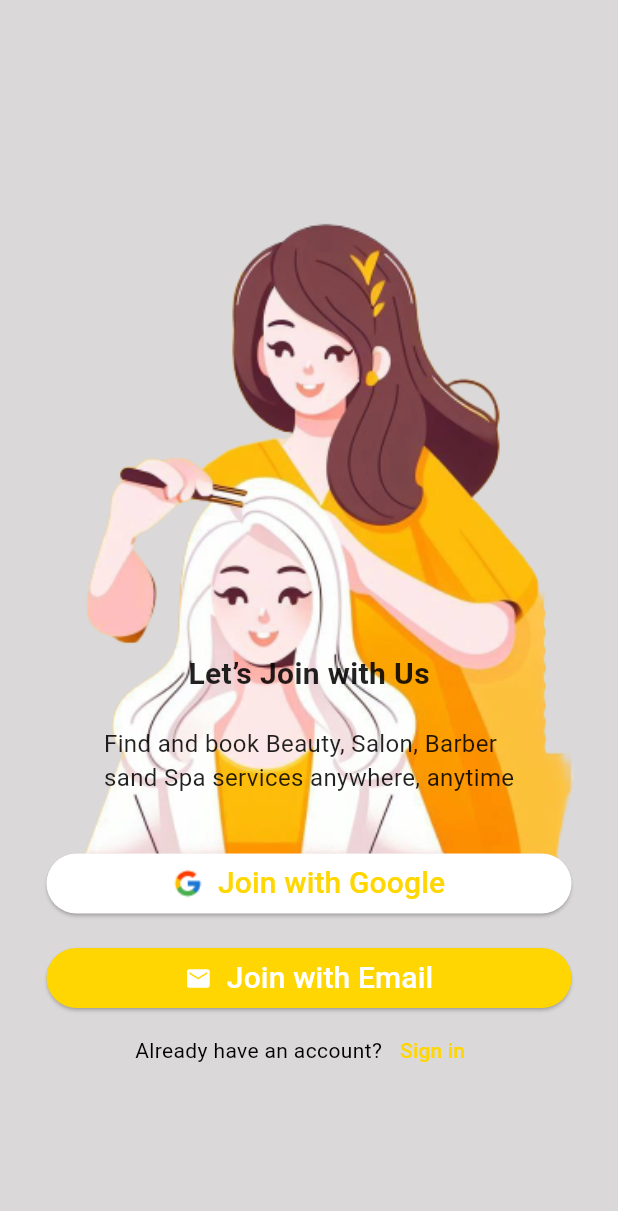
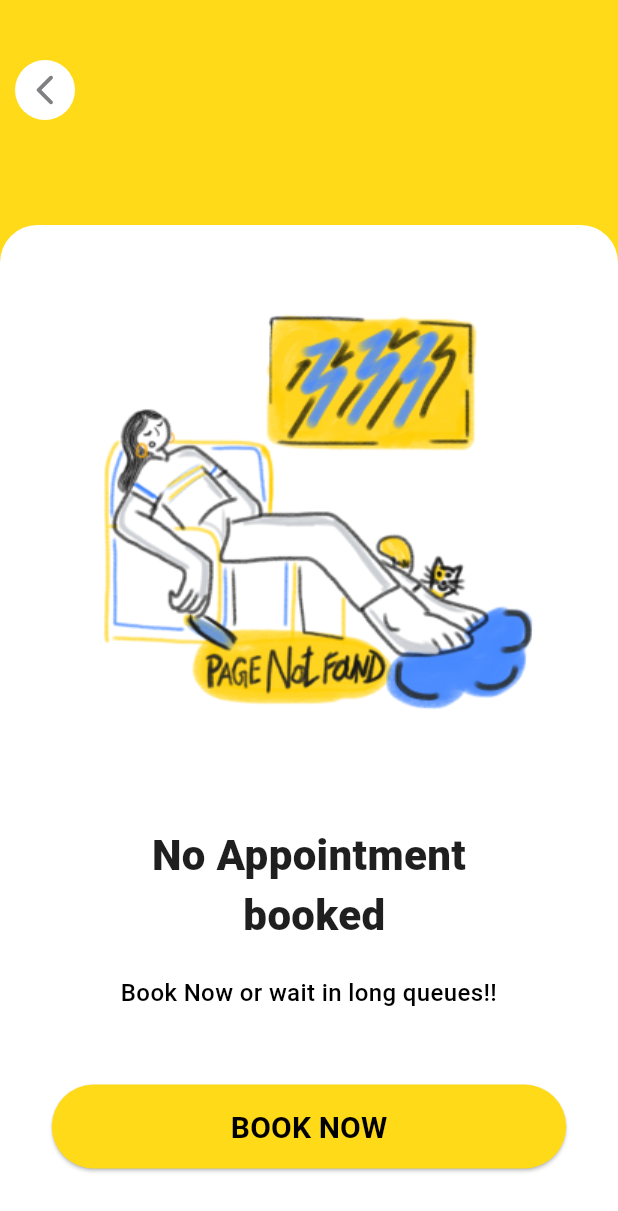
Before and after one commit to darshsingh116/ajnabee_backup, a Flutter app: the screen it shows after launch, on a phone screen of 412 x 824 dp. Shown: the top 1211 px of the screen. Run offline on Flutter 3.47's test engine with Material 3 defaults, Android fonts, the light colour scheme and no system bars; our stand-ins replace bloc, cloud_firestore, equatable, firebase_auth, firebase_core, firebase_storage and 3 more; accounts and stored records are empty; Roboto replaces fonts that are missing (Montserrat, Poppins).

Commit message:
after_booking pages added

```diff
--- a/lib/main.dart
+++ b/lib/main.dart
@@ -3,11 +3,14 @@ import 'package:ajnabee/bloc/home/bloc/home_bloc.dart';
 import 'package:ajnabee/firebase_options.dart';
 import 'package:ajnabee/repositories/firebase_repo.dart';
 import 'package:ajnabee/repositories/firebase_storage_repo.dart';
+import 'package:ajnabee/screens/after_booking/booking_done.dart';
+import 'package:ajnabee/screens/after_booking/pagenotfound.dart';
 import 'package:ajnabee/screens/boarding_screen.dart';
 import 'package:ajnabee/screens/salon_details.dart';
 import 'package:flutter/material.dart';
 import 'package:flutter_bloc/flutter_bloc.dart';
 import 'package:firebase_core/firebase_core.dart';
+import 'package:ajnabee/screens/after_booking/error.dart';
 
 import 'screens/homepage.dart';
 
@@ -44,7 +47,7 @@ class MyApp extends StatelessWidget {
       ),
       debugShowCheckedModeBanner: false,
       //home: const RootPage(),
-      home: BoardingScreen()
+      home: PageNotFound()
     )));
   }
 }
--- /dev/null
+++ b/lib/screens/after_booking/pagenotfound.dart
@@ -0,0 +1,114 @@
+import 'package:flutter/material.dart';
+
+import '../homepage.dart';
+class PageNotFound extends StatefulWidget {
+  const PageNotFound({super.key});
+
+  @override
+  State<PageNotFound> createState() => _PageNotFoundState();
+}
+
+class _PageNotFoundState extends State<PageNotFound> {
+  @override
+  Widget build(BuildContext context) {
+    return Scaffold(
+      body: Container(
+        color: Color(0xFFFFDA19),
+        child: Stack(
+          children: [
+            Positioned(
+              top: 40,
+              left: 10,
+              child: Container(
+                width: 40,
+                height: 40,
+                decoration: BoxDecoration(
+                  shape: BoxShape.circle,
+                  color: Colors.white,
+                ),
+                child: IconButton(
+                  icon: Icon(Icons.arrow_back_ios_new_rounded, color: Color(0xFF808083)),
+                  onPressed: () {
+                    Navigator.pop(context);
+                  },
+                ),
+              ),
+            ),
+            Positioned(
+              top: 150,
+              child: Container(
+                height: MediaQuery.of(context).size.height,
+                width: MediaQuery.of(context).size.width,
+                decoration: BoxDecoration(
+                    color: Colors.white,
+                    borderRadius: BorderRadius.only(
+                        topLeft: Radius.circular(25), topRight: Radius.circular(25))),
+                child: Column(
+                  children: [
+                    SizedBox(
+                      height: 50,
+                    ),
+                    Image.asset("assets/after_booking/pagenotfound.png"),
+                    SizedBox(
+                      height: 50,
+                    ),
+                    Text(
+                      'No Appointment \n booked',
+                      textAlign: TextAlign.center,
+                      style: TextStyle(
+                        color: Color(0xFF1F1F1F),
+                        fontSize: 28,
+                        fontFamily: "Poppins",
+                        fontWeight: FontWeight.w800,
+                        decoration: TextDecoration.none,
+                      ),
+                    ),
+                    SizedBox(
+                      height: 20,
+                    ),
+                    Text(
+                      'Book Now or wait in long queues!!',
+                      textAlign: TextAlign.center,
+                      style: TextStyle(
+                        color: Colors.black,
+                        fontSize: 16,
+                        fontFamily: 'Poppins',
+                        fontWeight: FontWeight.w500,
+                        decoration: TextDecoration.none,
+                      ),
+                    ),
+                    SizedBox(
+                      height: 50,
+                    ),
+                    SizedBox(
+                      height: 56,
+                      width: 343,
+                      child: ElevatedButton(
+                        onPressed: () {
+                          Navigator.push(context, MaterialPageRoute(builder: (builder) => RootPage()));
+                        },
+                        child: Text(
+                          'BOOK NOW',
+                          style: TextStyle(
+                            color: Colors.black,
+                            fontSize: 20,
+                            fontFamily: 'Montserrat',
+                            fontWeight: FontWeight.w600,
+                            height: 0,
+                          ),
+                        ),
+                        style: ElevatedButton.styleFrom(
+                          backgroundColor: Color(0xFFFFDA19),
+                        ),
+                      ),
+                    ),
+                  ],
+                ),
+              ),
+            ),
+          ],
+        ),
+      ),
+    );
+  }
+}
--- a/pubspec.yaml
+++ b/pubspec.yaml
@@ -81,8 +81,8 @@ flutter:
     - assets/stories/
     - assets/salons/
     - assets/login/
-    - assets/shop_details/
     - assets/shop_details/services/
+    - assets/after_booking/
 
   # An image asset can refer to one or more resolution-specific "variants", see
   # https://flutter.dev/assets-and-images/#resolution-aware
```
Also changed, not shown: lib/screens/after_booking/booking_done.dart (added, +109 -0 lines), lib/screens/after_booking/error.dart (added, +114 -0 lines), assets/after_booking/404.png (added), assets/after_booking/done.png (added), assets/after_booking/pagenotfound.png (added), pubspec.lock.
